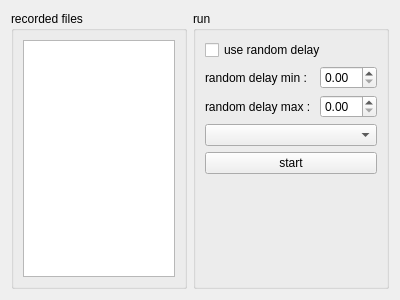
Qt form src/ui/record_file_form.ui (boa9448/record_mecro) before a commit.
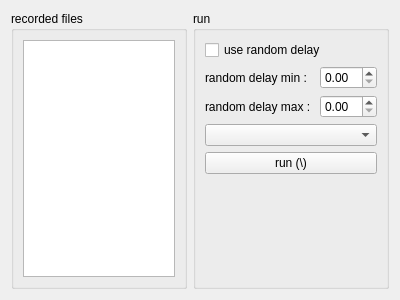
The same form after that commit.

Patch:
```diff
--- a/src/ui/record_file_form.ui
+++ b/src/ui/record_file_form.ui
@@ -55,7 +55,7 @@
       <item row="4" column="0">
        <widget class="QPushButton" name="record_file_run_btn">
         <property name="text">
-         <string>start</string>
+         <string>run (\)</string>
         </property>
        </widget>
       </item>
```
